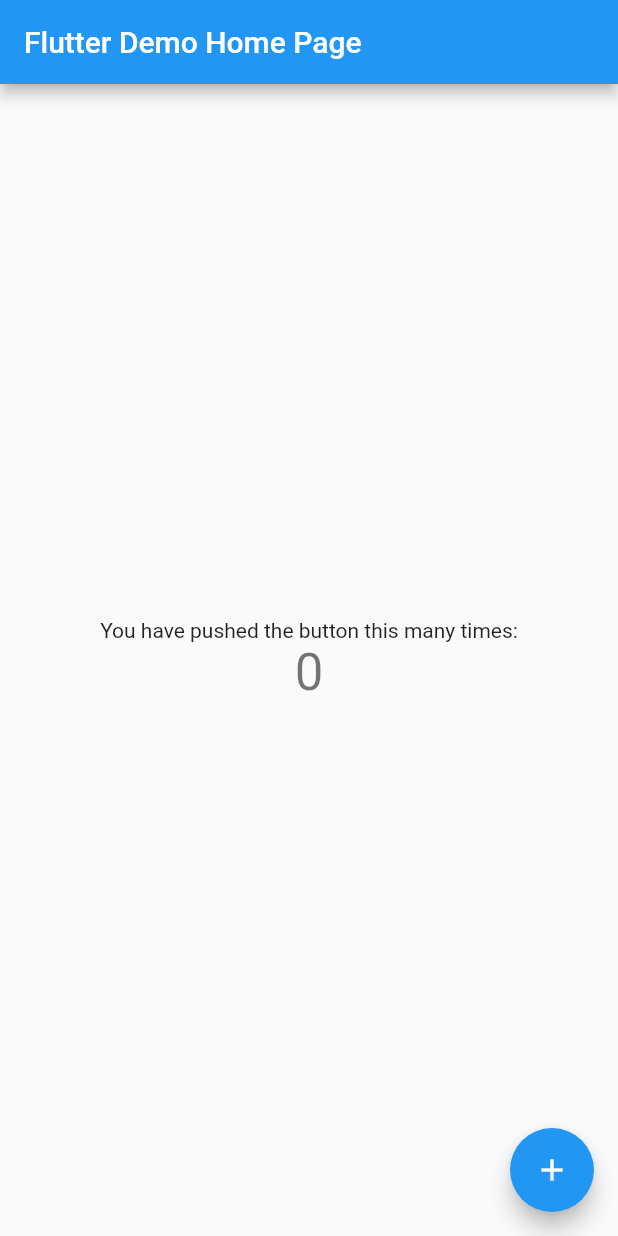
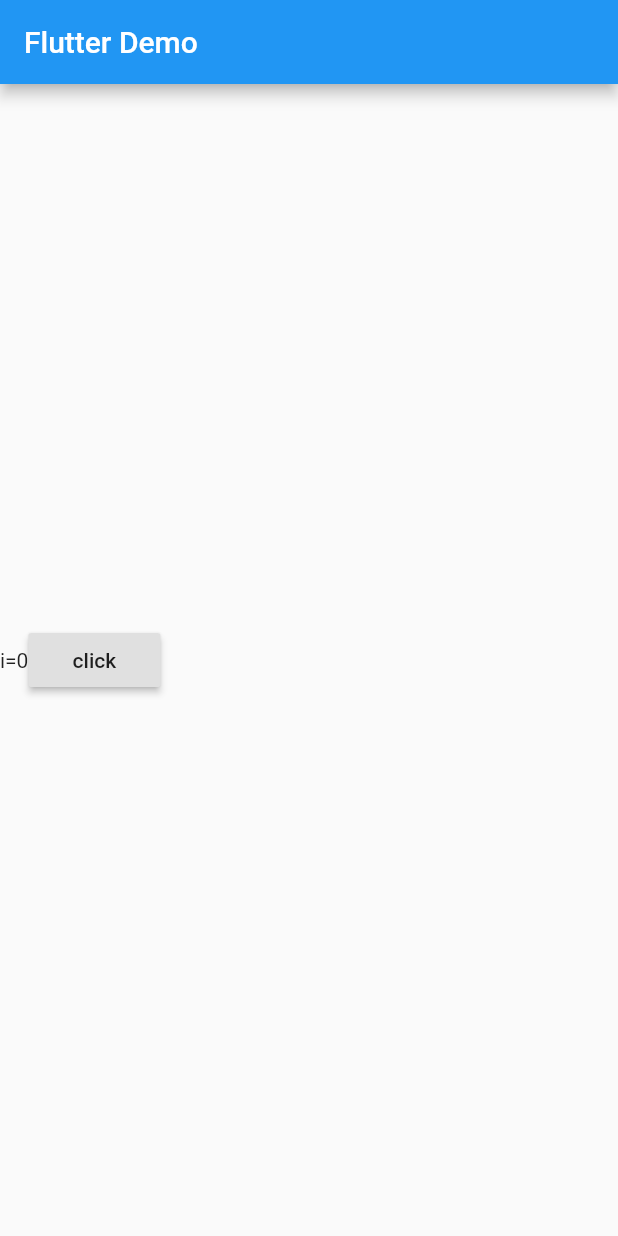
Before and after one commit to pcaddicted/flutter_first_app_more, a Flutter app: the screen it shows after launch, on a phone screen of 412 x 824 dp. Run offline on Flutter 3.47's test engine with Material 2 defaults, Android fonts, the phone set to English and light mode, and no system bars.

Commit message:
点击增长的StateWidget

```diff
--- a/lib/main.dart
+++ b/lib/main.dart
@@ -2,108 +2,50 @@ import 'package:flutter/material.dart';
 
 void main() => runApp(new MyApp());
 
-class MyApp extends StatelessWidget {
-  // This widget is the root of your application.
+class MyApp extends StatelessWidget{
   @override
   Widget build(BuildContext context) {
     return new MaterialApp(
       title: 'Flutter Demo',
       theme: new ThemeData(
-        // This is the theme of your application.
-        //
-        // Try running your application with "flutter run". You'll see the
-        // application has a blue toolbar. Then, without quitting the app, try
-        // changing the primarySwatch below to Colors.green and then invoke
-        // "hot reload" (press "r" in the console where you ran "flutter run",
-        // or press Run > Flutter Hot Reload in IntelliJ). Notice that the
-        // counter didn't reset back to zero; the application is not restarted.
-        primarySwatch: Colors.blue,
+        primarySwatch: Colors.blue
       ),
-      home: new MyHomePage(title: 'Flutter Demo Home Page'),
+      home:new BarWidget()
     );
   }
 }
 
-class MyHomePage extends StatefulWidget {
-  MyHomePage({Key key, this.title}) : super(key: key);
-
-  // This widget is the home page of your application. It is stateful, meaning
-  // that it has a State object (defined below) that contains fields that affect
-  // how it looks.
-
-  // This class is the configuration for the state. It holds the values (in this
-  // case the title) provided by the parent (in this case the App widget) and
-  // used by the build method of the State. Fields in a Widget subclass are
-  // always marked "final".
-
-  final String title;
-
+class BarWidget extends StatefulWidget{
   @override
-  _MyHomePageState createState() => new _MyHomePageState();
+  State<StatefulWidget> createState() {
+    return _BarWidgetState();
+    }
 }
 
-class _MyHomePageState extends State<MyHomePage> {
-  int _counter = 0;
-
-  void _incrementCounter() {
-    setState(() {
-      // This call to setState tells the Flutter framework that something has
-      // changed in this State, which causes it to rerun the build method below
-      // so that the display can reflect the updated values. If we changed
-      // _counter without calling setState(), then the build method would not be
-      // called again, and so nothing would appear to happen.
-      _counter++;
-    });
-  }
-
+class _BarWidgetState extends State<BarWidget>{
+  var i = 0;
   @override
   Widget build(BuildContext context) {
-    // This method is rerun every time setState is called, for instance as done
-    // by the _incrementCounter method above.
-    //
-    // The Flutter framework has been optimized to make rerunning build methods
-    // fast, so that you can just rebuild anything that needs updating rather
-    // than having to individually change instances of widgets.
     return new Scaffold(
-      appBar: new AppBar(
+       appBar: new AppBar(
         // Here we take the value from the MyHomePage object that was created by
         // the App.build method, and use it to set our appbar title.
-        title: new Text(widget.title),
+        title: new Text('Flutter Demo'),
       ),
-      body: new Center(
-        // Center is a layout widget. It takes a single child and positions it
-        // in the middle of the parent.
-        child: new Column(
-          // Column is also layout widget. It takes a list of children and
-          // arranges them vertically. By default, it sizes itself to fit its
-          // children horizontally, and tries to be as tall as its parent.
-          //
-          // Invoke "debug paint" (press "p" in the console where you ran
-          // "flutter run", or select "Toggle Debug Paint" from the Flutter tool
-          // window in IntelliJ) to see the wireframe for each widget.
-          //
-          // Column has various properties to control how it sizes itself and
-          // how it positions its children. Here we use mainAxisAlignment to
-          // center the children vertically; the main axis here is the vertical
-          // axis because Columns are vertical (the cross axis would be
-          // horizontal).
-          mainAxisAlignment: MainAxisAlignment.center,
+      body:new Center(
+        child: Row(
           children: <Widget>[
-            new Text(
-              'You have pushed the button this many times:',
-            ),
-            new Text(
-              '$_counter',
-              style: Theme.of(context).textTheme.display1,
+            Text('i=$i'),
+            RaisedButton(onPressed: (){
+              setState(() {
+                ++i;
+              });
+            },
+            child: Text('click'),
             ),
           ],
         ),
       ),
-      floatingActionButton: new FloatingActionButton(
-        onPressed: _incrementCounter,
-        tooltip: 'Increment',
-        child: new Icon(Icons.add),
-      ), // This trailing comma makes auto-formatting nicer for build methods.
     );
   }
 }
```
